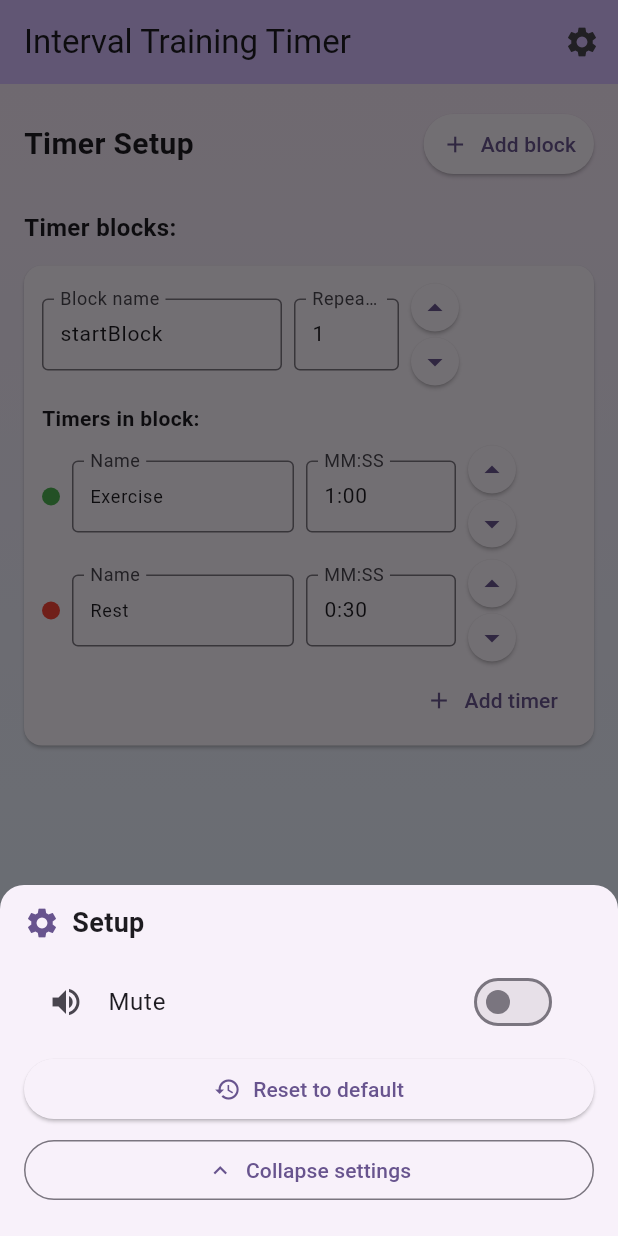
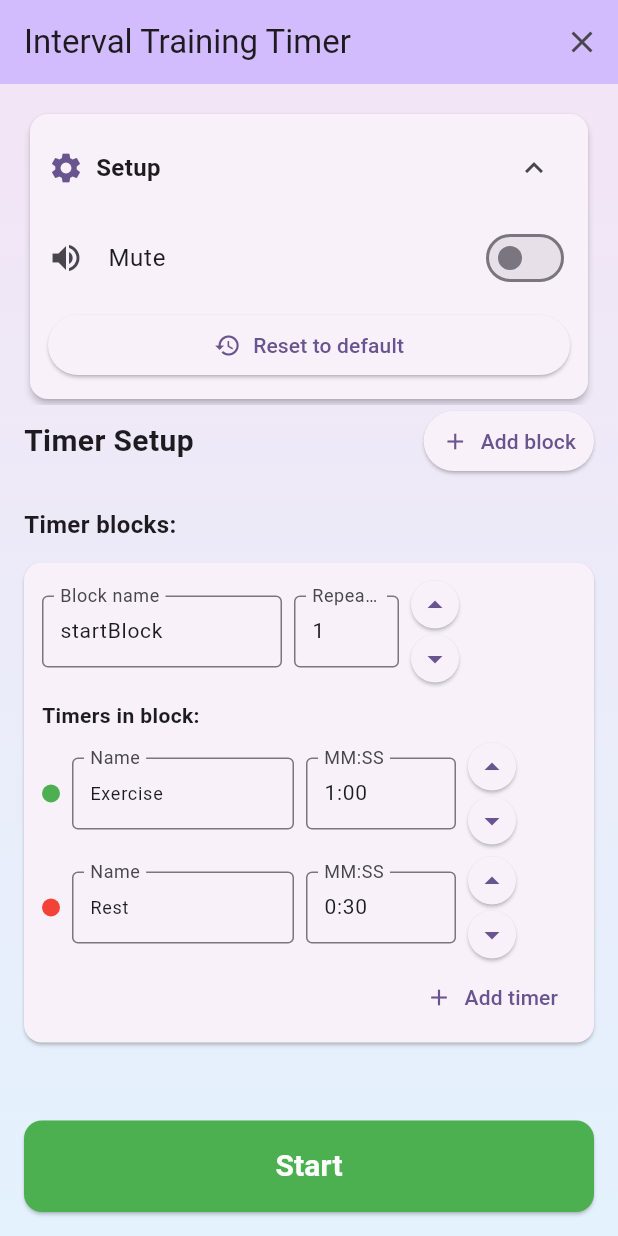
Before and after one commit to Mihailchik/flutter_timer_Test, a Flutter app: the screen it shows after launch, after a tap on the "settings" icon, on a phone screen of 412 x 824 dp. Run offline on Flutter 3.47's test engine with Material 3 defaults, Android fonts, the phone set to English and light mode, and no system bars; our stand-ins replace audioplayers, shared_preferences.

Commit message:
Reposition Settings to top panel styled like app; AppBar toggles panel; Mute switch and Reset-to-default inside panel for immediate control

```diff
--- a/lib/timer/timer_page.dart
+++ b/lib/timer/timer_page.dart
@@ -16,6 +16,7 @@ class TimerPage extends StatefulWidget {
 
 class _TimerPageState extends State<TimerPage> {
   late TimerService _timerService;
+  bool _settingsOpen = false;
 
   // Updated sequence according to requirements:
   // 1 блок "startBlock": 1 упражнение 1 мин, 1 отдых 30 сек
@@ -154,83 +155,10 @@ class _TimerPageState extends State<TimerPage> {
     _updateSequence(def);
   }
 
-  void _openSettings() {
-    showModalBottomSheet(
-      context: context,
-      isScrollControlled: false,
-      shape: const RoundedRectangleBorder(
-        borderRadius: BorderRadius.vertical(top: Radius.circular(16)),
-      ),
-      builder: (ctx) {
-        final compact = MediaQuery.of(ctx).size.width < 360;
-        return Padding(
-          padding: const EdgeInsets.symmetric(horizontal: 16.0, vertical: 12.0),
-          child: Column(
-            mainAxisSize: MainAxisSize.min,
-            crossAxisAlignment: CrossAxisAlignment.start,
-            children: [
-              Row(
-                children: [
-                  Icon(Icons.settings,
-                      color: Theme.of(ctx).colorScheme.primary),
-                  const SizedBox(width: 8),
-                  const Text(
-                    'Setup',
-                    style: TextStyle(fontSize: 18, fontWeight: FontWeight.bold),
-                  ),
-                ],
-              ),
-              const SizedBox(height: 12),
-              SwitchListTile(
-                title: const Text('Mute'),
-                value: _timerService.muted,
-                onChanged: (val) {
-                  _timerService.setMuted(val);
-                  setState(() {});
-                },
-                secondary: Icon(
-                  _timerService.muted ? Icons.volume_off : Icons.volume_up,
-                ),
-              ),
-              const SizedBox(height: 6),
-              SizedBox(
-                width: double.infinity,
-                child: ElevatedButton.icon(
-                  onPressed: () {
-                    _resetToDefaultConfig();
-                    Navigator.of(ctx).pop();
-                  },
-                  icon: const Icon(Icons.restore),
-                  label: const Text('Reset to default'),
-                  style: ElevatedButton.styleFrom(
-                    padding: EdgeInsets.symmetric(
-                      horizontal: compact ? 10 : 12,
-                      vertical: compact ? 8 : 10,
-                    ),
-                  ),
-                ),
-              ),
-              const SizedBox(height: 6),
-              SizedBox(
-                width: double.infinity,
-                child: OutlinedButton.icon(
-                  onPressed: () => Navigator.of(ctx).pop(),
-                  icon: const Icon(Icons.expand_less),
-                  label: const Text('Collapse settings'),
-                  style: OutlinedButton.styleFrom(
-                    padding: EdgeInsets.symmetric(
-                      horizontal: compact ? 10 : 12,
-                      vertical: compact ? 8 : 10,
-                    ),
-                  ),
-                ),
-              ),
-              const SizedBox(height: 8),
-            ],
-          ),
-        );
-      },
-    );
+  void _toggleSettingsPanel() {
+    setState(() {
+      _settingsOpen = !_settingsOpen;
+    });
   }
 
   @override
@@ -244,9 +172,9 @@ class _TimerPageState extends State<TimerPage> {
         backgroundColor: Theme.of(context).colorScheme.inversePrimary,
         actions: [
           IconButton(
-            tooltip: 'Setup',
-            icon: const Icon(Icons.settings),
-            onPressed: _openSettings,
+            tooltip: _settingsOpen ? 'Close setup' : 'Setup',
+            icon: Icon(_settingsOpen ? Icons.close : Icons.settings),
+            onPressed: _toggleSettingsPanel,
           ),
         ],
       ),
@@ -264,6 +192,75 @@ class _TimerPageState extends State<TimerPage> {
             padding: const EdgeInsets.all(16.0),
             child: Column(
               children: [
+                AnimatedCrossFade(
+                  firstChild: const SizedBox.shrink(),
+                  secondChild: Card(
+                    elevation: 2,
+                    shape: RoundedRectangleBorder(
+                      borderRadius: BorderRadius.circular(12.0),
+                    ),
+                    child: Padding(
+                      padding: const EdgeInsets.all(12.0),
+                      child: Column(
+                        crossAxisAlignment: CrossAxisAlignment.start,
+                        children: [
+                          Row(
+                            children: [
+                              Icon(Icons.settings,
+                                  color: Theme.of(context).colorScheme.primary),
+                              const SizedBox(width: 8),
+                              const Text(
+                                'Setup',
+                                style: TextStyle(
+                                    fontSize: 16, fontWeight: FontWeight.bold),
+                              ),
+                              const Spacer(),
+                              IconButton(
+                                tooltip: 'Collapse settings',
+                                icon: const Icon(Icons.expand_less),
+                                onPressed: () => setState(() {
+                                  _settingsOpen = false;
+                                }),
+                              )
+                            ],
+                          ),
+                          const SizedBox(height: 8),
+                          SwitchListTile(
+                            title: const Text('Mute'),
+                            value: _timerService.muted,
+                            onChanged: (val) {
+                              _timerService.setMuted(val);
+                              setState(() {});
+                            },
+                            secondary: Icon(
+                              _timerService.muted
+                                  ? Icons.volume_off
+                                  : Icons.volume_up,
+                            ),
+                            contentPadding: EdgeInsets.zero,
+                          ),
+                          const SizedBox(height: 6),
+                          SizedBox(
+                            width: double.infinity,
+                            child: ElevatedButton.icon(
+                              onPressed: _resetToDefaultConfig,
+                              icon: const Icon(Icons.restore),
+                              label: const Text('Reset to default'),
+                              style: ElevatedButton.styleFrom(
+                                padding: const EdgeInsets.symmetric(
+                                    horizontal: 12, vertical: 10),
+                              ),
+                            ),
+                          ),
+                        ],
+                      ),
+                    ),
+                  ),
+                  crossFadeState: _settingsOpen
+                      ? CrossFadeState.showSecond
+                      : CrossFadeState.showFirst,
+                  duration: const Duration(milliseconds: 200),
+                ),
                 if (_timerService.status == TimerStatus.stopped)
                   Expanded(
                     child: Column(
```
